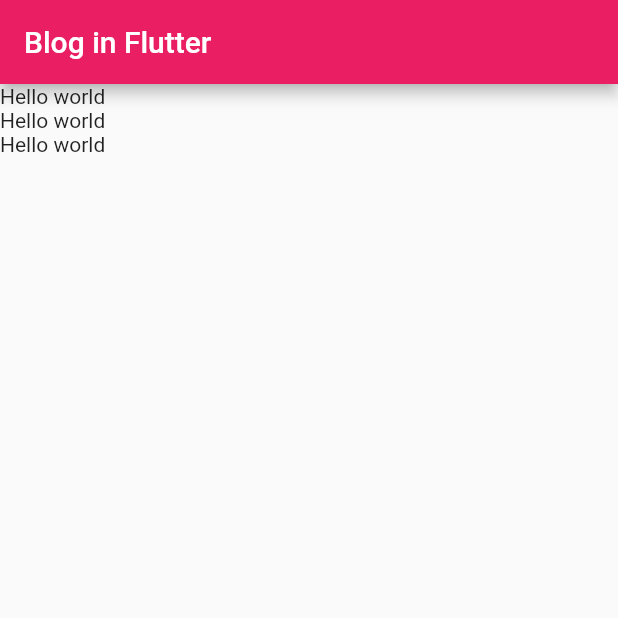
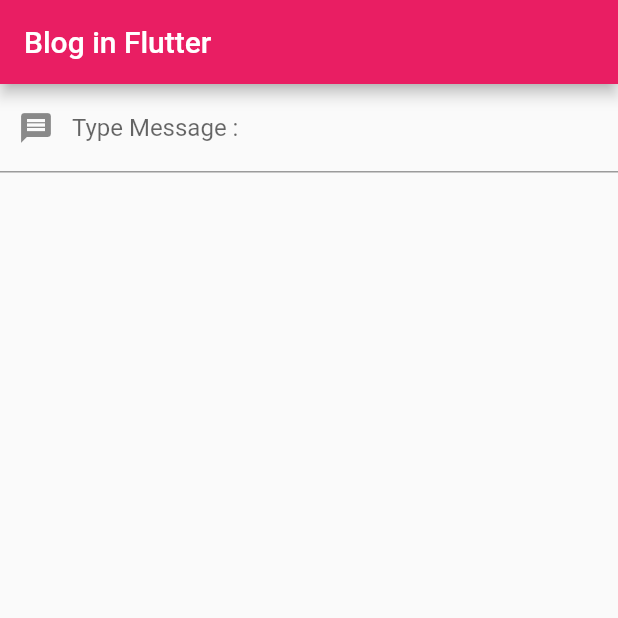
Before and after one commit to hiverkiya/BlogInFlutter, a Flutter app: the screen it shows after launch, on a phone screen of 412 x 824 dp, the top half of it. Run offline on Flutter 3.47's test engine with Material 2 defaults, Android fonts, the phone set to English and light mode, and no system bars.

Commit message:
Adding LabelText

```diff
--- a/lib/main.dart
+++ b/lib/main.dart
@@ -23,15 +23,44 @@ class MyHomePage extends StatelessWidget {
   Widget build(BuildContext context) {
     return Scaffold(
         appBar: AppBar(title: Text("Blog in Flutter")),
-        body: Column(
-          children: <Widget>[TestWidget(), TestWidget(), TestWidget()],
-        )); //Scaffold can hold other widgets inside
+        body: TextInputWidget()); //Scaffold can hold other widgets inside
   }
 }
 
-class TestWidget extends StatelessWidget {
+class TextInputWidget extends StatefulWidget {
+  @override
+  _TextInputWidgetState createState() => _TextInputWidgetState();
+}
+
+class _TextInputWidgetState extends State<TextInputWidget> {
+  final controller = TextEditingController();
+  String text = "";
+  @override
+  void dispose() {
+    super.dispose();
+    controller.dispose();
+  }
+
+  void changeText(text) {
+    if (text == "Hello World!") {
+      controller.clear();
+      text = "";
+    }
+    setState(() {
+      this.text = text;
+    });
+  }
+
   @override
   Widget build(BuildContext context) {
-    return Text("Hello world");
+    return Column(children: <Widget>[
+      TextField(
+        controller: this.controller,
+        decoration: InputDecoration(
+            prefixIcon: Icon(Icons.message), labelText: "Type Message :"),
+        onChanged: (text) => this.changeText(text),
+      ),
+      Text(this.text)
+    ]);
   }
 }
```
